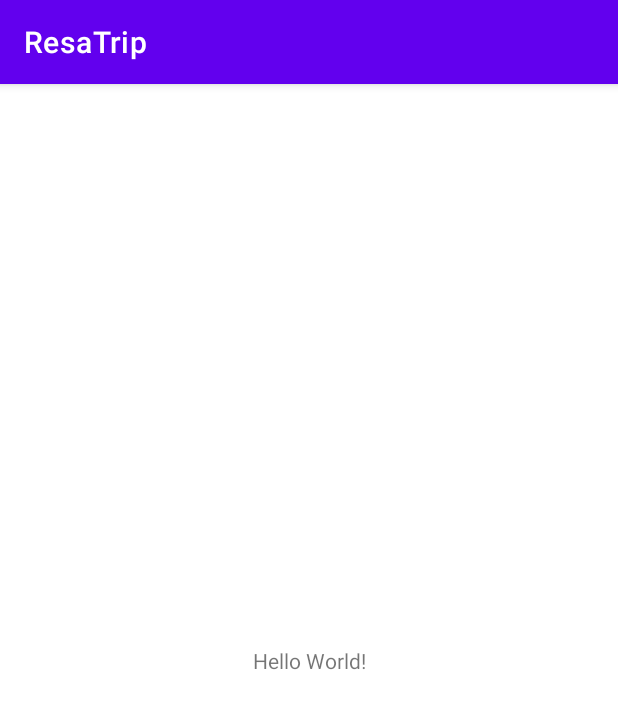
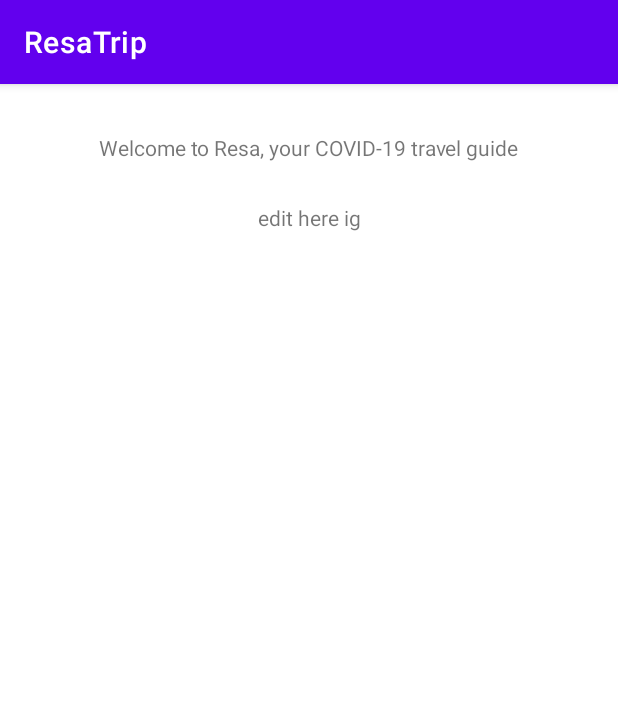
Before and after one commit to trackman1111/AUHacks2021, an Android app: the screen it shows after launch (MainActivity), on a phone screen of 412 x 824 dp. Shown: the top 709 px of the screen. Run offline under Robolectric (Android 15) with nearby library versions, the phone set to English and light mode, and no system bars.

Commit message:
added page

```diff
--- a/resatrip/app/src/main/res/layout/activity_main.xml
+++ b/resatrip/app/src/main/res/layout/activity_main.xml
@@ -7,12 +7,24 @@
     tools:context=".MainActivity">
 
     <TextView
+        android:id="@+id/textView2"
         android:layout_width="wrap_content"
         android:layout_height="wrap_content"
-        android:text="Hello World!"
+        android:text="edit here ig"
         app:layout_constraintBottom_toBottomOf="parent"
-        app:layout_constraintLeft_toLeftOf="parent"
-        app:layout_constraintRight_toRightOf="parent"
-        app:layout_constraintTop_toTopOf="parent" />
+        app:layout_constraintEnd_toEndOf="parent"
+        app:layout_constraintStart_toStartOf="parent"
+        app:layout_constraintTop_toTopOf="parent"
+        app:layout_constraintVertical_bias="0.106" />
 
+    <TextView
+        android:id="@+id/textView"
+        android:layout_width="wrap_content"
+        android:layout_height="wrap_content"
+        android:text="Welcome to Resa, your COVID-19 travel guide"
+        app:layout_constraintBottom_toBottomOf="parent"
+        app:layout_constraintEnd_toEndOf="parent"
+        app:layout_constraintStart_toStartOf="parent"
+        app:layout_constraintTop_toTopOf="parent"
+        app:layout_constraintVertical_bias="0.044" />
 </androidx.constraintlayout.widget.ConstraintLayout>
```
